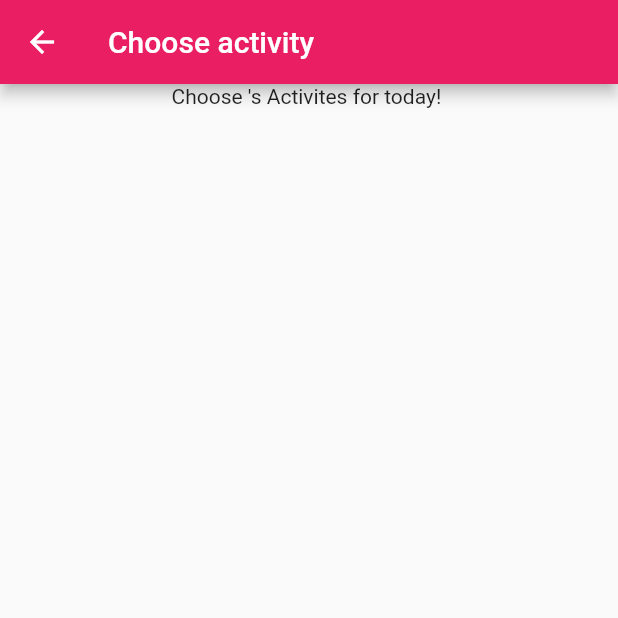
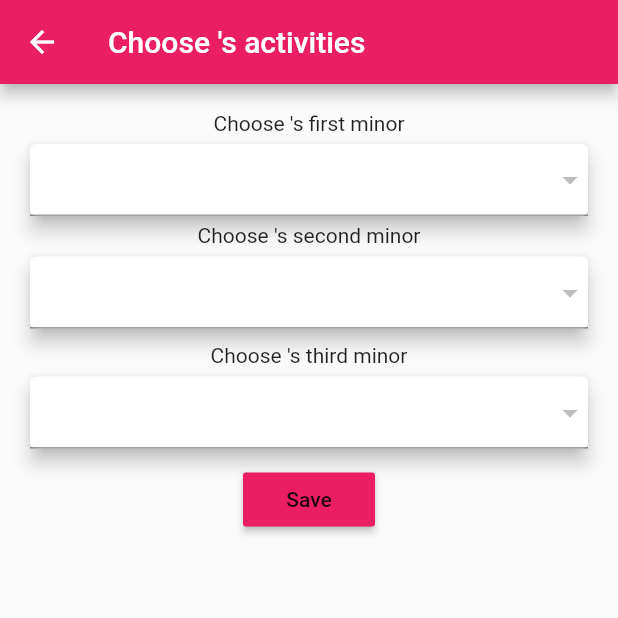
Before and after one commit to melikebilen/camp_activities, a Flutter app: the ChooseActivityForm screen opened directly with empty values, on a phone screen of 412 x 824 dp, the top half of it. Run offline on Flutter 3.47's test engine with Material 2 defaults, Android fonts, the phone set to English and light mode, and no system bars; our stand-ins replace cloud_firestore, firebase_auth, flutter_spinkit; accounts and stored records are empty.

Commit message:
solved dropdownbuttom problem, can choose activities and save them for each camper

```diff
--- a/lib/screens/signIn.dart
+++ b/lib/screens/signIn.dart
@@ -150,7 +150,7 @@ class _SignInState extends State<SignIn> {
                     //SIGN IN BUTTON
                     RaisedButton(
                       color: Colors.pink[200],
-                      child: Text('Sign in'),
+                      child: Text('Sign in',style: TextStyle(color: Colors.white),),
                       onPressed: () async {
                         if (_formKey.currentState.validate()) {
                           //validate şeyini hallet burada
--- a/lib/services/database-activity.dart
+++ b/lib/services/database-activity.dart
@@ -30,4 +30,9 @@ final CollectionReference activityCollection = Firestore.instance.collection('ac
 
 
 
+
+
+
+
+
 }
--- a/lib/services/database-camper.dart
+++ b/lib/services/database-camper.dart
@@ -51,7 +51,7 @@ class CamperDatabase {
 
 
   Future updateCamperData(String act1, String act2, String act3) async {
-    return await camperCollection.document(uid).setData({
+    return await camperCollection.document(uid).updateData({
       'activity1': act1,
       'activity2': act2,
       'activity3': act3,
--- a/lib/widgets/activity-list.dart
+++ b/lib/widgets/activity-list.dart
@@ -17,12 +17,12 @@ class _ActivityListState extends State<ActivityList> {
   Widget build(BuildContext context) {
     final activities = Provider.of<List<Activity>>(context) ?? [];
 
-    activities.forEach((activity){
-      print(activity.activityName);
-      print(activity.counselorName);
-      print(activity.period);
-    }
-    );
+    // activities.forEach((activity){
+    //   print(activity.activityName);
+    //   print(activity.counselorName);
+    //   print(activity.period);
+    // }
+    // );
     return ListView.builder(
       itemCount: activities.length,
       itemBuilder:(context,index){
--- a/lib/widgets/choose-activity-form.dart
+++ b/lib/widgets/choose-activity-form.dart
@@ -4,6 +4,11 @@ import 'package:flutter/material.dart';
 import 'package:provider/provider.dart';
 import 'package:camp_activities/models/camper.dart';
 import 'package:camp_activities/services/database-camper.dart';
+import 'package:provider/provider.dart';
+import 'package:flutter/material.dart';
+import 'package:camp_activities/models/activity.dart';
+import 'package:camp_activities/services/database-activity.dart';
+import 'package:camp_activities/shared/constants.dart';
 
 class ChooseActivityForm extends StatefulWidget {
   static const routeName = '/activity-form';
@@ -16,96 +21,122 @@ class ChooseActivityForm extends StatefulWidget {
 
 class _ChooseActivityFormState extends State<ChooseActivityForm> {
   final formKey = GlobalKey<FormState>();
-  String _currentAct1='first minor';
-  String _currentAct2 = 'second minor';
-  String _currentAct3 = 'third minor';
+  String _currentAct1;
+  String _currentAct2;
+  String _currentAct3;
 
-  final List<String> act = ['act1', 'act2', 'act3'];
+  //final List<String> act = ['act1', 'act2', 'act3'];
 
   @override
   Widget build(BuildContext context) {
     String uid; // CAMPER TILE'DAN ALICAZ BUNU
     Camper chosenCamper = ModalRoute.of(context).settings.arguments;
-    // final camper = Provider.of<Camper>(context);
-
+    final activities = Provider.of<List<Activity>>(context) ?? [];
     return StreamBuilder<Camper>(
       stream: CamperDatabase(uid: chosenCamper.uid).currentCamperData,
       builder: (context, snapshot) {
-        //that snapshot doesnt come from database
         if (snapshot.hasData) {
           Camper camper = snapshot.data;
           print('I MADE SNAPSHOTS WOOOOOOOOOOOOOOOOOOORK ');
           return Scaffold(
             appBar: AppBar(
-                title: Text('Choose activity'),
+              title: Text('Choose ${camper.nameSurname}\'s activities'),
             ),
-              body: Column(
-                mainAxisAlignment: MainAxisAlignment.start,
-                crossAxisAlignment: CrossAxisAlignment.center,
-                children: <Widget>[
-                  Container(
-                    child: Text(
-                        'Choose ${camper.nameSurname}\'s Activites for today! '),
-                  ),
-                  SizedBox(height: 10,),
-                  Container(
-                    height: 200,
-
-                    child: ShowActivities()),    /////////////////AKTİVİTELERİ BURADA GÖSTERDİİİİİİİİİİM
-
-
-                  Form(
+            body: Padding(
+               padding: EdgeInsets.only(top: 8),
+              child: Form(
                 key: formKey,
                 child: Column(
                   children: <Widget>[
                     SizedBox(
                       height: 10,
                     ),
+                    Text('Choose ${camper.nameSurname}\'s first minor'),
+                    Card(
+                      elevation: 5,
+                      margin: EdgeInsets.fromLTRB(20, 6, 20, 0),
+                      child: DropdownButtonFormField(
+                        value: _currentAct1 ?? camper.activity1,
+                        items: activities.map((activity) {
+                          return DropdownMenuItem(
+                            value: activity.activityName,
+                            child: Text(activity.activityName),
+                          );
+                        }).toList(),
+                        onChanged: (val) {
+                          setState(() {
+                            _currentAct1 = val;
+                          });
+                        },
+                      ),
+                    ),
+                    SizedBox(
+                      height: 5,
+                    ),
+                    Text('Choose ${camper.nameSurname}\'s second minor'),
+                    Card(
+                      elevation: 5,
+                      margin: EdgeInsets.fromLTRB(20, 6, 20, 0),
+                      child: DropdownButtonFormField(
 
-                        // Text('Choose first minor'),
-                        // DropdownButtonFormField(
-                        //   value: _currentAct1 ?? camper.activity1,
-                        //   items: act.map((activity) {
-                        //     return DropdownMenuItem(
-                        //       value: activity,
-                        //       child: Text('$activity is the activity chosen'),
-                        //     );
-                        //   }).toList(),
-                        //   onChanged: (val) {
-                        //     setState(() {
-                        //       _currentAct1 = val;
-                        //     });
-                        //   },
-                        // ),
-                        // Text('Choose second minor'),
-                        // DropdownButtonFormField(
-                        //   value: _currentAct2 ?? camper.activity2,
-                        // ),
-                        // Text('Choose third minor'),
-                        // DropdownButtonFormField(
-                        //   value: _currentAct3 ?? camper.activity3,
-                        // ),
+                        value: _currentAct2 ?? camper.activity2,
+                        items: activities.map((activity) {
+                          return DropdownMenuItem(
+                            value: activity.activityName,
+                            child: Text(activity.activityName),
+                          );
+                        }).toList(),
+                        onChanged: (val) {
+                          setState(() {
+                            _currentAct2 = val;
+                          });
+                        },
+                      ),
+                    ),
+                    SizedBox(
+                      height: 10,
+                    ),
+                    Text('Choose ${camper.nameSurname}\'s third minor'),
+                    Card(
+                      margin: EdgeInsets.fromLTRB(20, 6, 20, 0),
+                      elevation: 5,
+                      child: DropdownButtonFormField(
+                        value: _currentAct3 ?? camper.activity3,
+                        items: activities.map((activity) {
+                          return DropdownMenuItem(
+                            value: activity.activityName,
+                            child: Text(activity.activityName),
+                          );
+                        }).toList(),
+                        onChanged: (val) {
+                          setState(() {
+                            _currentAct3 = val;
+                          });
+                        },
+                      ),
+                    ),
+                    SizedBox(height: 10,),
+                    RaisedButton(
+                      color: Theme.of(context).primaryColor,
+                      child: Text('Save'),
+                      onPressed: () async {
+                        await CamperDatabase(uid: camper.uid).updateCamperData(
+                            _currentAct1 ?? camper.activity1,
+                            _currentAct2 ?? camper.activity2,
+                            _currentAct3 ?? camper.activity3);
+                        Navigator.of(context).pop();
+                      },
+                    ),
                   ],
                 ),
-                  )
-                ],
-              ));
+              ),
+            ),
+          );
         } else {
           print('AAAAAAAAAAAAAAAAAAAAAAAAAAAAAAAAAAAAAAAAAAAAAAAAAAAAAAAAAAAA');
           return Loading();
         }
       },
     );
-
-    // return Scaffold(
-    //   appBar: AppBar(
-    //     title: Text('${chosenCamper.nameSurname}\'s Activities!,${chosenCamper.activity1}'),
-    //   ),
-    //   body: Form(
-    //     key: formKey,
-    //     child: Text('yay'),
-    //   ),
-    // );
-    //body:
   }
 }
--- a/pubspec.yaml
+++ b/pubspec.yaml
@@ -23,6 +23,7 @@ dependencies:
   cloud_firestore: ^0.13.4+2
   provider: ^4.0.4
   flutter_spinkit: "^4.0.0"
+  dropdown_formfield: ^0.1.1
 
   # The following adds the Cupertino Icons font to your application.
   # Use with the CupertinoIcons class for iOS style icons.
```
Also changed, not shown: lib/shared/constants.dart (added, +13 -0 lines), pubspec.lock. Lines whose indentation alone changed are shown as unchanged.
